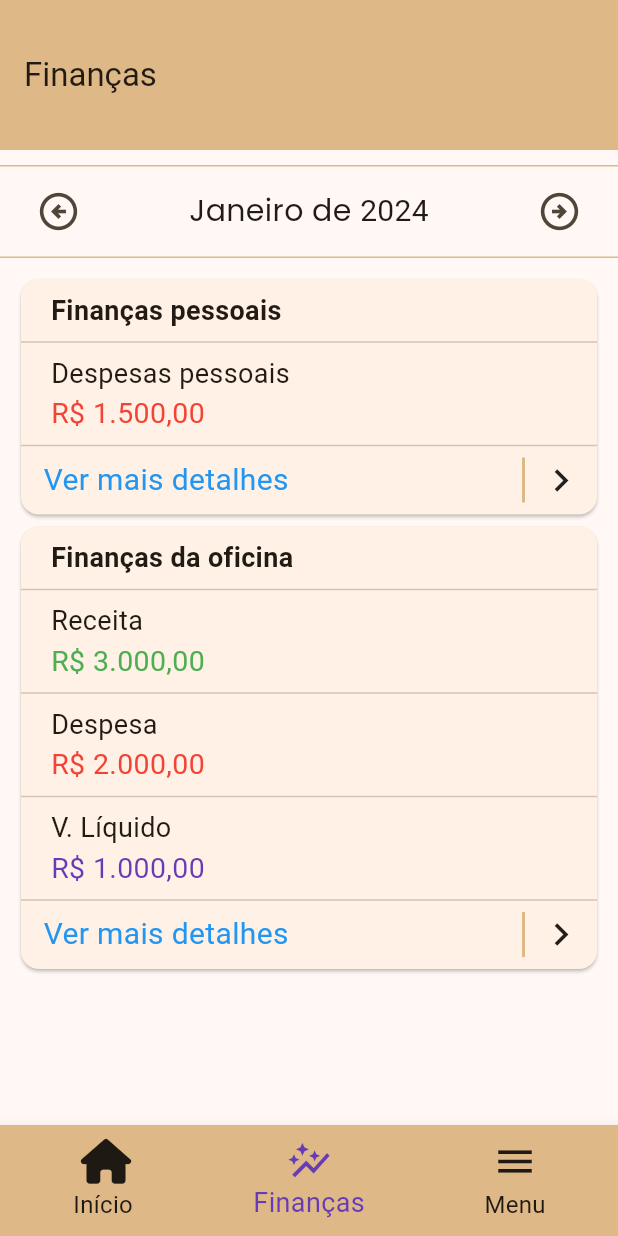
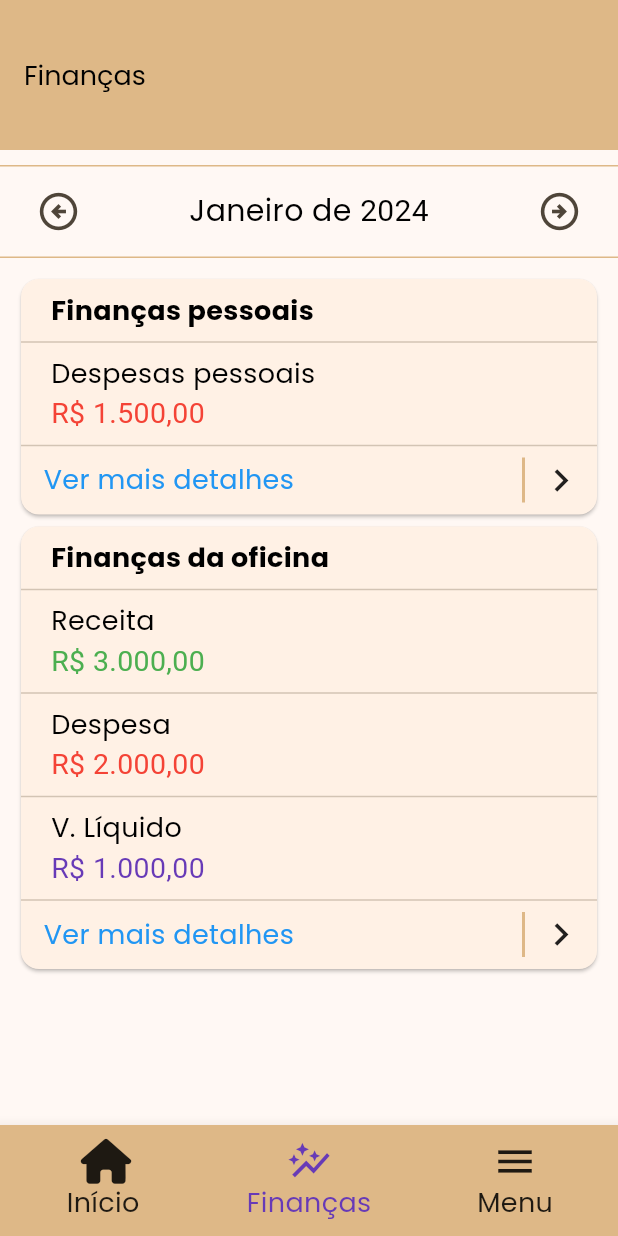
Before and after one commit to Jo-Analyst/js-budget, a Flutter app: the screen it shows after launch, swiped to page 2, on a phone screen of 412 x 824 dp. Run offline on Flutter 3.47's test engine with Material 3 defaults, Android fonts, the light colour scheme and no system bars; our stand-ins replace font_awesome_flutter, sqflite; accounts and stored records are empty; Roboto replaces fonts that are missing (Anta).

Commit message:
Consertando o estilo(style)

```diff
--- a/lib/src/app/app.dart
+++ b/lib/src/app/app.dart
@@ -2,7 +2,8 @@ import 'package:flutter/material.dart';
 import 'package:js_budget/src/pages/finance/finance_page.dart';
 import 'package:js_budget/src/pages/home/home_page.dart';
 import 'package:js_budget/src/pages/summary/summary_page.dart';
-import 'package:js_budget/src/app/widgets/bottom_navigation_bar_item._widget.dart';
+import 'package:js_budget/src/app/widgets/bottom_navigation_bar_item_widget.dart';
+import 'package:js_budget/src/themes/light_theme.dart';
 
 class App extends StatefulWidget {
   const App({super.key});
@@ -46,6 +47,8 @@ class _AppState extends State<App> {
         unselectedItemColor: Colors.black87,
         iconSize: 30,
         type: BottomNavigationBarType.fixed,
+        selectedLabelStyle: textStyleSmallDefault,
+        unselectedLabelStyle: textStyleSmallDefault,
         fixedColor: Colors.deepPurple,
         currentIndex: _currentIndex,
         onTap: (page) => _pageController.animateToPage(
--- a/lib/src/pages/finance/finance_page.dart
+++ b/lib/src/pages/finance/finance_page.dart
@@ -42,7 +42,7 @@ class FinancePage extends StatelessWidget {
                       text: '2024',
                       style: TextStyle(fontFamily: 'Anta'),
                     ),
-                  ], style: textTextLargeDefault),
+                  ], style: textStyleLargeDefault),
                 ),
                 IconButton(
                   onPressed: () {},
@@ -61,62 +61,29 @@ class FinancePage extends StatelessWidget {
               horizontal: 10,
             ),
             width: double.infinity,
-            child: Card(
+            child: const Card(
               child: Padding(
-                padding: const EdgeInsets.symmetric(vertical: 8.0),
+                padding: EdgeInsets.symmetric(vertical: 8.0),
                 child: Column(
-                  crossAxisAlignment: CrossAxisAlignment.start,
+                  crossAxisAlignment: CrossAxisAlignment.stretch,
                   children: [
                     Padding(
-                      padding: const EdgeInsets.only(left: 20),
+                      padding: EdgeInsets.only(left: 20),
                       child: Text(
                         'Finanças pessoais',
-                        style: TextStyle(
-                          fontSize: theme.textTheme.titleSmall!.fontSize,
-                          fontWeight: FontWeight.w700,
-                        ),
+                        style: textStyleSmallFontWeight,
                       ),
                     ),
-                    const Divider(),
-                    const FinacialLastWidget(
+                    Divider(),
+                    FinacialLastWidget(
                       title: 'Despesas pessoais',
                       value: 1500,
                       textColor: Colors.red,
                     ),
-                    const Divider(),
+                    Divider(),
                     Padding(
-                      padding: const EdgeInsets.only(left: 15),
-                      child: Row(
-                        mainAxisAlignment: MainAxisAlignment.spaceBetween,
-                        children: [
-                          Text(
-                            'Ver mais detalhes',
-                            style: TextStyle(
-                              color: Colors.blue,
-                              fontSize: textTextLargeDefault.fontSize,
-                            ),
-                          ),
-                          GestureDetector(
-                            onTap: () {},
-                            child: Container(
-                              alignment: Alignment.center,
-                              width: 50,
-                              decoration: BoxDecoration(
-                                border: Border(
-                                  left: BorderSide(
-                                    color: theme.primaryColor,
-                                    width: 2,
-                                  ),
-                                ),
-                              ),
-                              child: const Icon(
-                                Icons.keyboard_arrow_right,
-                                size: 30,
-                              ),
-                            ),
-                          )
-                        ],
-                      ),
+                      padding: EdgeInsets.only(left: 15),
+                      child: MoreDetailsWidget(),
                     ),
                   ],
                 ),
@@ -130,42 +97,39 @@ class FinancePage extends StatelessWidget {
               horizontal: 10,
             ),
             width: double.infinity,
-            child: Card(
+            child: const Card(
               child: Padding(
-                padding: const EdgeInsets.symmetric(vertical: 8.0),
+                padding: EdgeInsets.symmetric(vertical: 8.0),
                 child: Column(
                   crossAxisAlignment: CrossAxisAlignment.start,
                   children: [
                     Padding(
-                      padding: const EdgeInsets.only(left: 20),
+                      padding: EdgeInsets.only(left: 20),
                       child: Text(
                         'Finanças da oficina',
-                        style: TextStyle(
-                          fontSize: theme.textTheme.titleSmall!.fontSize,
-                          fontWeight: FontWeight.w700,
-                        ),
+                        style: textStyleSmallFontWeight,
                       ),
                     ),
-                    const Divider(),
-                    const FinacialLastWidget(
+                    Divider(),
+                    FinacialLastWidget(
                       title: 'Receita',
                       value: 3000,
                       textColor: Colors.green,
                     ),
-                    const Divider(),
-                    const FinacialLastWidget(
+                    Divider(),
+                    FinacialLastWidget(
                       title: 'Despesa',
                       value: 2000,
                       textColor: Colors.red,
                     ),
-                    const Divider(),
-                    const FinacialLastWidget(
+                    Divider(),
+                    FinacialLastWidget(
                       title: 'V. Líquido',
                       value: 1000,
                       textColor: Colors.deepPurple,
                     ),
-                    const Divider(),
-                    const Padding(
+                    Divider(),
+                    Padding(
                       padding: EdgeInsets.only(left: 15),
                       child: MoreDetailsWidget(),
                     ),
--- a/lib/src/pages/home/budget_details/widgets/detail_widget.dart
+++ b/lib/src/pages/home/budget_details/widgets/detail_widget.dart
@@ -31,7 +31,7 @@ class DetailWidget extends StatelessWidget {
               style: TextStyle(
                 fontWeight: FontWeight.w700,
                 fontSize: 19,
-                fontFamily: textTextSmallDefault.fontFamily,
+                fontFamily: textStyleSmallDefault.fontFamily,
                 color: Colors.white,
               ),
             ),
@@ -45,14 +45,14 @@ class DetailWidget extends StatelessWidget {
                         leading: iconPayment,
                         title: Text(
                           dt['description'] ?? dt['specie-payment'],
-                          style: textTextSmallFonWeight,
+                          style: textStyleSmallFontWeight,
                         ),
                         subtitle: Text(
                           dt['price'] != null
                               ? '${dt['quantity']}x ${UtilsService.moneyToCurrency(dt['price'])}'
                               : dt['form-of-payment'],
                           style: TextStyle(
-                            fontSize: textTextSmallDefault.fontSize,
+                            fontSize: textStyleSmallDefault.fontSize,
                             fontFamily:
                                 iconPayment == null ? 'Anta' : 'Poppins',
                           ),
--- a/lib/src/pages/home/widgets/finacial_last.widget.dart
+++ b/lib/src/pages/home/widgets/finacial_last.widget.dart
@@ -1,5 +1,6 @@
 // ignore_for_file: public_member_api_docs, sort_constructors_first
 import 'package:flutter/material.dart';
+import 'package:js_budget/src/themes/light_theme.dart';
 
 import 'package:js_budget/src/utils/utils_service.dart';
 
@@ -22,11 +23,7 @@ class FinacialLastWidget extends StatelessWidget {
       child: Column(
         crossAxisAlignment: CrossAxisAlignment.start,
         children: [
-          Text(
-            title,
-            style: TextStyle(
-                fontSize: Theme.of(context).textTheme.titleSmall!.fontSize),
-          ),
+          Text(title, style: textStyleSmallDefault),
           Text(
             UtilsService.moneyToCurrency(value),
             style:
--- a/lib/src/pages/summary/widgets/summary_total_widget.dart
+++ b/lib/src/pages/summary/widgets/summary_total_widget.dart
@@ -1,4 +1,5 @@
 import 'package:flutter/material.dart';
+import 'package:js_budget/src/themes/light_theme.dart';
 
 import 'package:js_budget/src/utils/utils_service.dart';
 
@@ -20,7 +21,10 @@ class SummaryTotalWidget extends StatelessWidget {
         child: ListTile(
           minVerticalPadding: 0,
           contentPadding: const EdgeInsets.only(right: 0),
-          title: const Text('T. Despesa'),
+          title: const Text(
+            'T. Despesa',
+            style: textStyleSmallDefault,
+          ),
           subtitle: Text(
             UtilsService.moneyToCurrency(value),
             style: TextStyle(
--- a/lib/src/pages/widgets/more_details_widget.dart
+++ b/lib/src/pages/widgets/more_details_widget.dart
@@ -13,7 +13,8 @@ class MoreDetailsWidget extends StatelessWidget {
           'Ver mais detalhes',
           style: TextStyle(
             color: Colors.blue,
-            fontSize: textTextLargeDefault.fontSize,
+            fontSize: textStyleSmallDefault.fontSize,
+            fontFamily: textStyleSmallDefault.fontFamily,
           ),
         ),
         Container(
--- a/lib/src/themes/light_theme.dart
+++ b/lib/src/themes/light_theme.dart
@@ -2,6 +2,7 @@ import 'package:flutter/material.dart';
 
 final lightTheme = ThemeData(
   appBarTheme: const AppBarTheme(
+    titleTextStyle: textStyleSmallDefault,
     color: Color(0xFFDEB887),
     toolbarHeight: 100,
   ),
@@ -11,26 +12,27 @@ final lightTheme = ThemeData(
   primaryColor: const Color(0xFFDEB887),
   splashColor: const Color(0xFFDEB887),
   useMaterial3: true,
-  textTheme: const TextTheme(
-    titleSmall: TextStyle(fontSize: 18, fontFamily: 'Poppins'),
-  ),
 );
 
-const textTextSmallDefault = TextStyle(
+const textStyleSmallDefault = TextStyle(
   fontSize: 18,
   fontFamily: 'Poppins',
+  color: Colors.black,
 );
-const textTextSmallFonWeight = TextStyle(
+const textStyleSmallFontWeight = TextStyle(
   fontSize: 18,
   fontFamily: 'Poppins',
   fontWeight: FontWeight.w700,
+  color: Colors.black,
 );
-const textTextLargeDefault = TextStyle(
+const textStyleLargeDefault = TextStyle(
   fontSize: 20,
   fontFamily: 'Poppins',
+  color: Colors.black,
 );
-const textTextLargeDefaultFonWeight = TextStyle(
+const textStyleLargeDefaultFontWeight = TextStyle(
   fontSize: 20,
   fontFamily: 'Poppins',
+  color: Colors.black,
   fontWeight: FontWeight.w700,
 );
```
Also changed, not shown: lib/src/pages/home/budget_details/budget_details_page.dart (+3 -52 lines), lib/src/pages/home/home_page.dart (+34 -39 lines), lib/src/pages/summary/summary_page.dart (+2 -9 lines), lib/src/app/widgets/bottom_navigation_bar_item_widget.dart (renamed from lib/src/app/widgets/bottom_navigation_bar_item._widget.dart).
